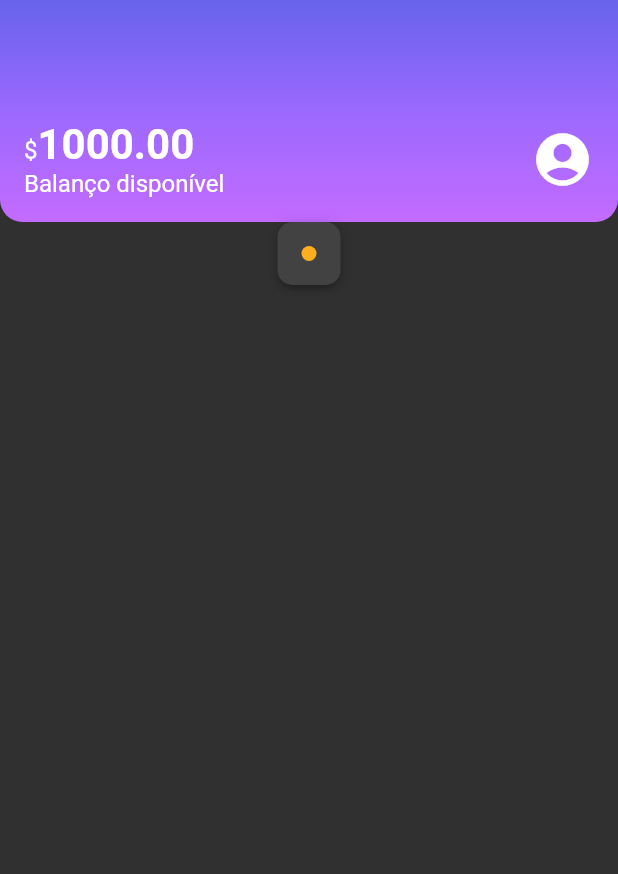
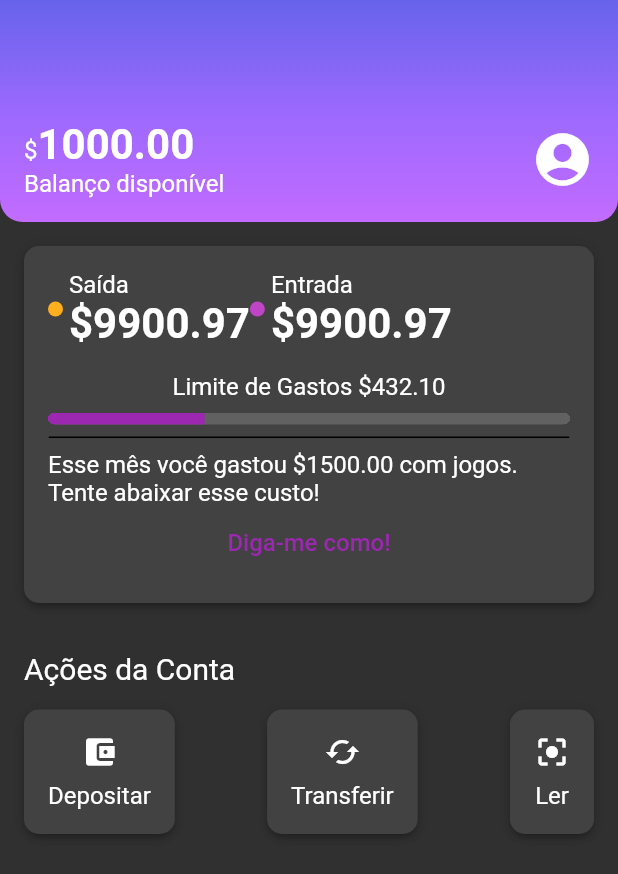
Before and after one commit to juriaCardozo/alubank_flutter, a Flutter app: the screen it shows after launch, on a phone screen of 412 x 824 dp. Shown: the top 874 px of the screen. Run offline on Flutter 3.47's test engine with Material 2 defaults, Android fonts, the phone set to English and light mode, and no system bars.

Commit message:
Implementing AccountActions

```diff
--- /dev/null
+++ b/lib/components/sections/account_actions.dart
@@ -0,0 +1,64 @@
+import 'package:alubank_flutter/components/box_card.dart';
+import 'package:flutter/material.dart';
+
+class AccountActions extends StatelessWidget {
+  const AccountActions({Key? key}) : super(key: key);
+
+  @override
+  Widget build(BuildContext context) {
+    return Padding(
+      padding: const EdgeInsets.all(16),
+      child: Column(
+        crossAxisAlignment: CrossAxisAlignment.start,
+        children: [
+          Padding(
+            padding: const EdgeInsets.only(bottom: 16.0),
+            child: Text(
+              'Ações da Conta',
+              style: Theme.of(context).textTheme.titleMedium,
+            ),
+          ),
+          Row(
+            mainAxisAlignment: MainAxisAlignment.spaceBetween,
+            children: const [
+              BoxCard(
+                boxContent: _AccountActionsContent(
+                    icon: Icon(Icons.account_balance_wallet), text: 'Depositar'),
+              ),
+              BoxCard(
+                boxContent: _AccountActionsContent(
+                    icon: Icon(Icons.cached), text: 'Transferir'),
+              ),
+              BoxCard(
+                boxContent: _AccountActionsContent(
+                    icon: Icon(Icons.center_focus_strong), text: 'Ler'),
+              ),
+            ],
+          ),
+        ],
+      ),
+    );
+  }
+}
+
+class _AccountActionsContent extends StatelessWidget {
+  final Icon icon;
+  final String text;
+
+  const _AccountActionsContent(
+      {Key? key, required this.icon, required this.text})
+      : super(key: key);
+
+  @override
+  Widget build(BuildContext context) {
+    return Column(
+      children: [
+        Padding(
+          padding: const EdgeInsets.only(bottom: 8.0),
+          child: icon,
+        ),
+        Text(text),
+      ],
+    );
+  }
+}
--- /dev/null
+++ b/lib/components/sections/recent_activity.dart
@@ -0,0 +1,99 @@
+import 'package:alubank_flutter/components/box_card.dart';
+import 'package:alubank_flutter/components/color_dor.dart';
+import 'package:alubank_flutter/components/content_division.dart';
+import 'package:alubank_flutter/themes/theme_colors.dart';
+import 'package:flutter/material.dart';
+
+class RecentActivity extends StatelessWidget {
+  const RecentActivity({Key? key}) : super(key: key);
+
+  @override
+  Widget build(BuildContext context) {
+    return const Padding(
+      padding: EdgeInsets.all(16.0),
+      child: BoxCard(
+        boxContent: _RecentActivityContent(),
+      ),
+    );
+  }
+}
+
+class _RecentActivityContent extends StatelessWidget {
+  const _RecentActivityContent({Key? key}) : super(key: key);
+
+  @override
+  Widget build(BuildContext context) {
+    return Column(
+      children: [
+        Row(
+          mainAxisAlignment: MainAxisAlignment.start,
+          children: [
+            Row(
+              children: [
+                Padding(
+                  padding: const EdgeInsets.only(right: 4.0),
+                  child: ColorDot(color: ThemeColors.recentActivity['spent']),
+                ),
+                Column(
+                  crossAxisAlignment: CrossAxisAlignment.start,
+                  children: [
+                    const Text('Saída'),
+                    Text(
+                      '\$9900.97',
+                      style: Theme.of(context).textTheme.bodyLarge,
+                    ),
+                  ],
+                )
+              ],
+            ),
+            Row(
+              children: [
+                Padding(
+                  padding: const EdgeInsets.only(right: 4.0),
+                  child: ColorDot(color: ThemeColors.recentActivity['income']),
+                ),
+                Column(
+                  crossAxisAlignment: CrossAxisAlignment.start,
+                  children: [
+                    const Text('Entrada'),
+                    Text(
+                      '\$9900.97',
+                      style: Theme.of(context).textTheme.bodyLarge,
+                    ),
+                  ],
+                )
+              ],
+            ),
+          ],
+        ),
+        const Padding(
+          padding: EdgeInsets.only(top: 16.0, bottom: 8.0),
+          child: Text('Limite de Gastos \$432.10'),
+        ),
+        Container(
+          clipBehavior: Clip.hardEdge,
+          decoration: BoxDecoration(
+            borderRadius: BorderRadius.circular(5.0),
+          ),
+          child: const LinearProgressIndicator(
+            value: 0.3,
+            minHeight: 8.0,
+          ),
+        ),
+        const Padding(
+          padding: EdgeInsets.only(top: 8.0, bottom: 8.0),
+          child: ContentDivision(),
+        ),
+        const Text(
+            'Esse mês você gastou \$1500.00 com jogos. Tente abaixar esse custo!'),
+        TextButton(
+          onPressed: () {},
+          child: const Text(
+            'Diga-me como!',
+            style: TextStyle(fontSize: 16.0),
+          ),
+        ),
+      ],
+    );
+  }
+}
--- a/lib/screens/home.dart
+++ b/lib/screens/home.dart
@@ -1,5 +1,7 @@
 import 'package:alubank_flutter/components/box_card.dart';
 import 'package:alubank_flutter/components/color_dor.dart';
+import 'package:alubank_flutter/components/sections/account_actions.dart';
+import 'package:alubank_flutter/components/sections/recent_activity.dart';
 import 'package:alubank_flutter/themes/theme_colors.dart';
 import 'package:flutter/material.dart';
 
@@ -14,11 +16,8 @@ class Home extends StatelessWidget {
       body: Column(
         children: [
           Header(),
-          BoxCard(
-            boxContent: ColorDot(
-              color: ThemeColors.recentActivity['spent'],
-            ),
-          ),
+          RecentActivity(),
+          AccountActions(),
         ],
       ),
     );
--- a/lib/themes/my_theme.dart
+++ b/lib/themes/my_theme.dart
@@ -8,5 +8,6 @@ ThemeData MyTheme = ThemeData(
   textTheme: TextTheme(
     bodyMedium: TextStyle(fontSize: 16.0),
     bodyLarge: TextStyle(fontSize: 28, fontWeight: FontWeight.bold),
+    titleMedium: TextStyle(fontSize: 20.0, fontWeight: FontWeight.normal),
   ),
 );
```
